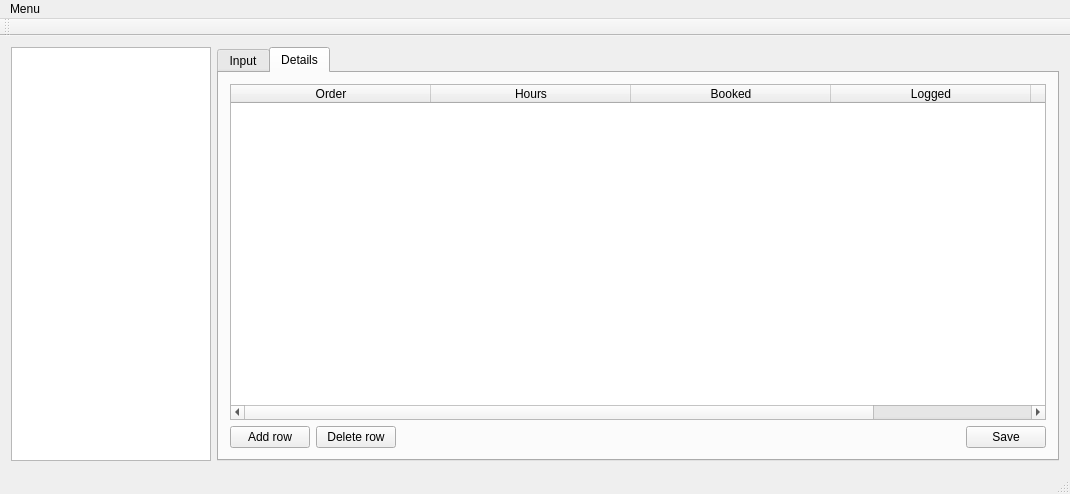
The window that UiQt/mainwindow.ui (corka149/TimeCapture) describes before a commit, drawn with Qt 5.
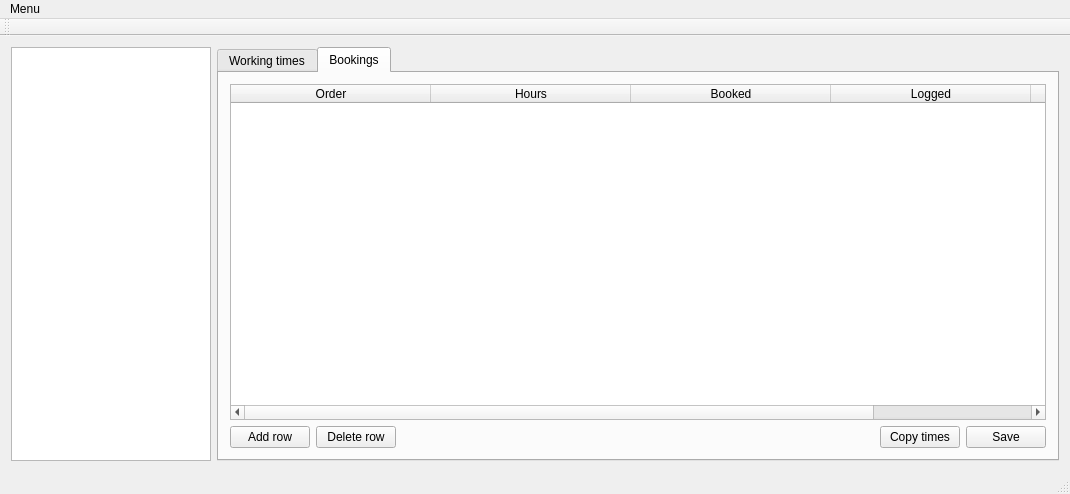
The same window after the commit. The open tabs and pages were chosen to show the change.

Commit message: Added "copy-time" button

The edit to the form file:
```diff
--- a/UiQt/mainwindow.ui
+++ b/UiQt/mainwindow.ui
@@ -22,7 +22,7 @@
       </property>
       <widget class="QWidget" name="tab_input">
        <attribute name="title">
-        <string>Input</string>
+        <string>Working times</string>
        </attribute>
        <layout class="QGridLayout" name="gridLayout_2">
         <item row="0" column="0" colspan="5">
@@ -99,7 +99,7 @@
       </widget>
       <widget class="QWidget" name="tab_details">
        <attribute name="title">
-        <string>Details</string>
+        <string>Bookings</string>
        </attribute>
        <layout class="QGridLayout" name="gridLayout_3">
         <item row="1" column="3">
@@ -115,7 +115,7 @@
           </property>
          </spacer>
         </item>
-        <item row="0" column="1" colspan="4">
+        <item row="0" column="1" colspan="5">
          <widget class="QTableWidget" name="table_bookings">
           <attribute name="horizontalHeaderDefaultSectionSize">
            <number>200</number>
@@ -157,7 +157,7 @@
           </property>
          </widget>
         </item>
-        <item row="1" column="4">
+        <item row="1" column="5">
          <widget class="QPushButton" name="pushButton_saveBookRow">
           <property name="text">
            <string>Save</string>
@@ -171,6 +171,13 @@
           </property>
          </widget>
         </item>
+        <item row="1" column="4">
+         <widget class="QPushButton" name="pushButton_copyTime">
+          <property name="text">
+           <string>Copy times</string>
+          </property>
+         </widget>
+        </item>
        </layout>
       </widget>
      </widget>
```
The commit also changes 1 other file.
